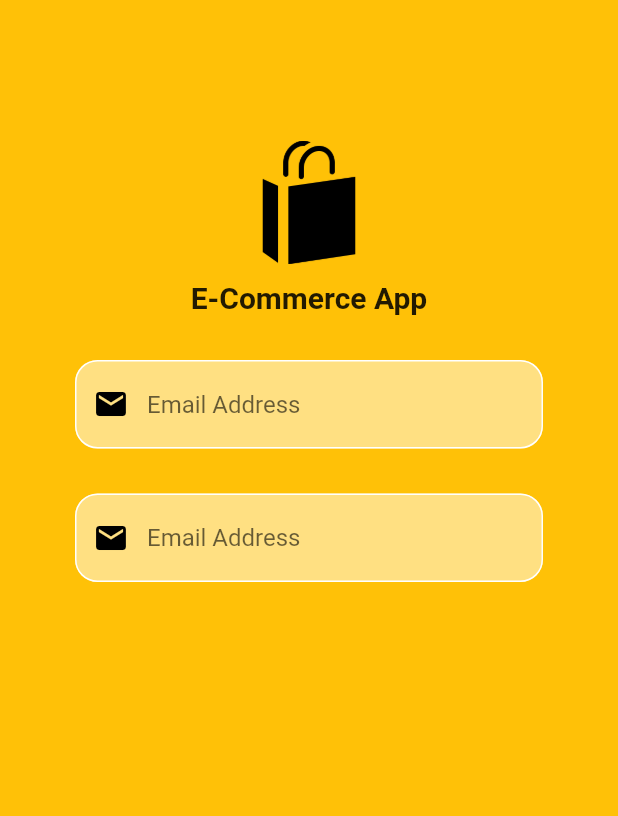
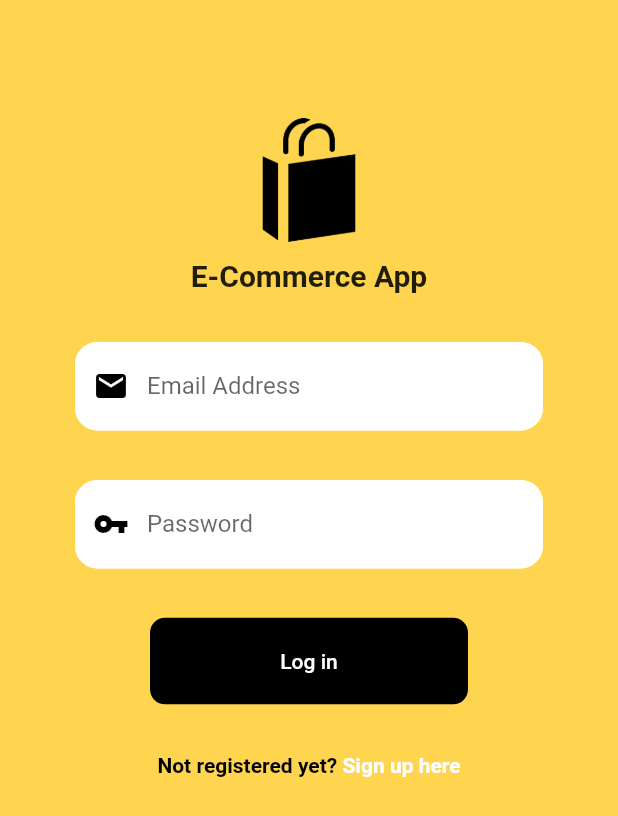
Before and after one commit to MohammedKhalil123/ecommerce-app, a Flutter app: the screen it shows after launch, on a phone screen of 412 x 824 dp. Shown: the top 816 px of the screen. Run offline on Flutter 3.47's test engine with Material 2 defaults, Android fonts, the phone set to English and light mode, and no system bars; our stand-ins replace firebase_auth; accounts and stored records are empty.

```diff
--- a/lib/Screens/Login.dart
+++ b/lib/Screens/Login.dart
@@ -1,4 +1,8 @@
+import 'package:ecommerce/Screens/Home.dart';
 import 'package:flutter/material.dart';
+import 'package:ecommerce/constants.dart';
+import 'package:ecommerce/Widgets/CustomFormField.dart';
+import 'Signup.dart';
 
 class LoginScreen extends StatelessWidget {
   static String route = 'LoginScreeen';
@@ -8,15 +12,15 @@ class LoginScreen extends StatelessWidget {
   Widget build(BuildContext context) {
     return Material(
       child: Scaffold(
-        backgroundColor: Colors.amber,
+        backgroundColor: mainColor,
         body: Padding(
           padding: const EdgeInsets.symmetric(horizontal: 50),
+          child: Form(
+            key: _formKey,
             child: ListView(
               children: [
                 Padding(
-                padding: const EdgeInsets.only(top: 60),
-                child: Form(
-                  key: _formKey,
+                  padding: const EdgeInsets.only(top: 45),
                   child: Container(
                     height: 150,
                     child: Stack(alignment: Alignment.center, children: [
@@ -34,48 +38,74 @@ class LoginScreen extends StatelessWidget {
                     ]),
                   ),
                 ),
+                SizedBox(
+                  height: MediaQuery.of(context).size.height * 0.04,
+                ),
+                CustomFormField(
+                  hint: 'Email Address',
+                  icon: Icons.mail,
+                  isPassword: false,
+                  validation: (String val) {
+                    if (val.isEmpty)
+                      return 'You have not entered email address';
+                  },
                 ),
                 SizedBox(
-                height: 30,
+                  height: MediaQuery.of(context).size.height * 0.04,
                 ),
-              TextFormField(
-                cursorColor: Colors.black,
-                decoration: InputDecoration(
-                    hintText: 'Email Address',
-                    prefixIcon: Icon(
-                      Icons.mail,
-                      color: Colors.black,
-                    ),
-                    filled: true,
-                    fillColor: Colors.amber[200],
-                    focusedBorder: OutlineInputBorder(
-                        borderRadius: BorderRadius.circular(15),
-                        borderSide: BorderSide(color: Colors.white)),
-                    enabledBorder: OutlineInputBorder(
-                        borderRadius: BorderRadius.circular(15),
-                        borderSide: BorderSide(color: Colors.white))),
+                CustomFormField(
+                  hint: 'Password',
+                  icon: Icons.vpn_key,
+                  isPassword: true,
+                  validation: (String val) {
+                    if (val.isEmpty)
+                      return 'You have not entered your password';
+                  },
                 ),
                 SizedBox(
-                height: 30,
+                  height: MediaQuery.of(context).size.height * 0.04,
                 ),
-              TextFormField(
-                cursorColor: Colors.black,
-                decoration: InputDecoration(
-                    hintText: 'Email Address',
-                    prefixIcon: Icon(
-                      Icons.mail,
+                Padding(
+                  padding: const EdgeInsets.symmetric(horizontal: 50),
+                  child: FlatButton(
+                      height: MediaQuery.of(context).size.height * 0.07,
+                      shape: RoundedRectangleBorder(
+                          borderRadius: BorderRadius.circular(10.0)),
                       color: Colors.black,
+                      textColor: Colors.white,
+                      child: Text('Log in'),
+                      onPressed: () {
+                        _formKey.currentState.validate();
+                        Navigator.pushReplacementNamed(
+                            context, HomeScreen.route);
+                      }),
                 ),
-                    filled: true,
-                    fillColor: Colors.amber[200],
-                    focusedBorder: OutlineInputBorder(
-                        borderRadius: BorderRadius.circular(15),
-                        borderSide: BorderSide(color: Colors.white)),
-                    enabledBorder: OutlineInputBorder(
-                        borderRadius: BorderRadius.circular(15),
-                        borderSide: BorderSide(color: Colors.white))),
+                SizedBox(
+                  height: MediaQuery.of(context).size.height * 0.04,
                 ),
+                Row(
+                  mainAxisAlignment: MainAxisAlignment.center,
+                  children: [
+                    Text(
+                      'Not registered yet? ',
+                      style: TextStyle(
+                          color: Colors.black, fontWeight: FontWeight.bold),
+                    ),
+                    GestureDetector(
+                      onTap: () {
+                        Navigator.pushReplacementNamed(
+                            context, SignupScreen.route);
+                      },
+                      child: Text(
+                        'Sign up here',
+                        style: TextStyle(
+                            color: Colors.white, fontWeight: FontWeight.bold),
+                      ),
+                    )
                   ],
+                )
+              ],
+            ),
           ),
         ),
       ),
--- /dev/null
+++ b/lib/Services/Auth.dart
@@ -0,0 +1,7 @@
+import 'package:firebase_auth/firebase_auth.dart';
+
+class AuthService {
+  final FirebaseAuth _auth = FirebaseAuth.instance;
+
+  signUp(String _email, String _password) {}
+}
--- /dev/null
+++ b/lib/Widgets/CustomFormField.dart
@@ -0,0 +1,46 @@
+import 'package:flutter/material.dart';
+
+class CustomFormField extends StatelessWidget {
+  final String hint;
+  final IconData icon;
+  final bool isPassword;
+  final Function validation;
+
+  CustomFormField(
+      {@required this.hint,
+      @required this.icon,
+      @required this.isPassword,
+      @required this.validation});
+
+  @override
+  Widget build(BuildContext context) {
+    return TextFormField(
+      obscureText: isPassword,
+      autovalidateMode: AutovalidateMode.onUserInteraction,
+      validator: (val) {
+        return validation(val);
+      },
+      cursorColor: Colors.black,
+      decoration: InputDecoration(
+          hintText: hint,
+          prefixIcon: Icon(
+            icon,
+            color: Colors.black,
+          ),
+          filled: true,
+          fillColor: Colors.white,
+          focusedErrorBorder: OutlineInputBorder(
+              borderRadius: BorderRadius.circular(15),
+              borderSide: BorderSide(color: Colors.white)),
+          errorBorder: OutlineInputBorder(
+              borderRadius: BorderRadius.circular(15),
+              borderSide: BorderSide(color: Colors.white)),
+          focusedBorder: OutlineInputBorder(
+              borderRadius: BorderRadius.circular(15),
+              borderSide: BorderSide(color: Colors.white)),
+          enabledBorder: OutlineInputBorder(
+              borderRadius: BorderRadius.circular(15),
+              borderSide: BorderSide(color: Colors.white))),
+    );
+  }
+}
--- a/lib/constants.dart
+++ b/lib/constants.dart
@@ -1 +1,6 @@
-final String loginScreen = 'LoginScreen';
+import 'package:flutter/material.dart';
+
+// Constants are used to eliminate possible human mistakes and to make the design more consistent
+
+// Theme Costants
+final Color mainColor = Colors.amber[300];
--- a/lib/main.dart
+++ b/lib/main.dart
@@ -1,5 +1,7 @@
 import 'package:flutter/material.dart';
 import 'Screens/Login.dart';
+import 'Screens/Signup.dart';
+import 'Screens/Home.dart';
 
 void main() {
   runApp(MyApp());
@@ -11,7 +13,11 @@ class MyApp extends StatelessWidget {
   Widget build(BuildContext context) {
     return MaterialApp(
       initialRoute: LoginScreen.route,
-      routes: {LoginScreen.route: (context) => LoginScreen()},
+      routes: {
+        LoginScreen.route: (context) => LoginScreen(),
+        SignupScreen.route: (context) => SignupScreen(),
+        HomeScreen.route: (context) => HomeScreen(),
+      },
     );
   }
 }
--- a/pubspec.yaml
+++ b/pubspec.yaml
@@ -23,6 +23,7 @@ environment:
 dependencies:
   flutter:
     sdk: flutter
+  firebase_auth: ^0.20.1
 
   # The following adds the Cupertino Icons font to your application.
   # Use with the CupertinoIcons class for iOS style icons.
```
Also changed, not shown: lib/Screens/Home.dart (added, +99 -0 lines), lib/Screens/Signup.dart (added, +162 -0 lines), pubspec.lock, 3 other files. Lines whose indentation alone changed are shown as unchanged.
